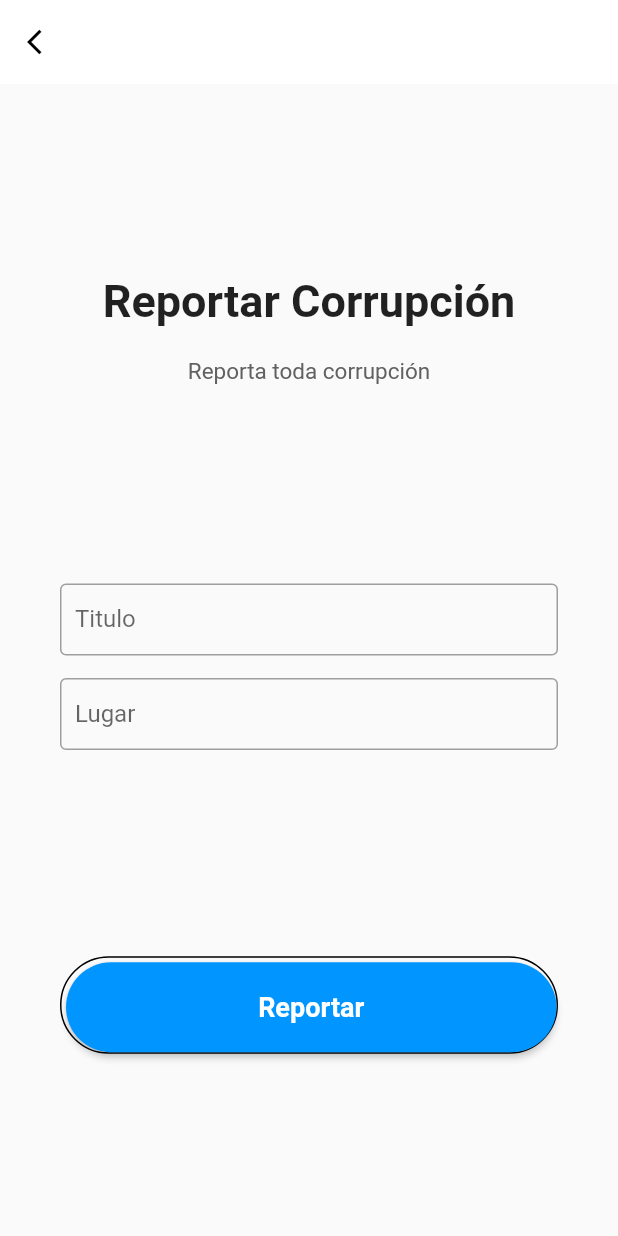
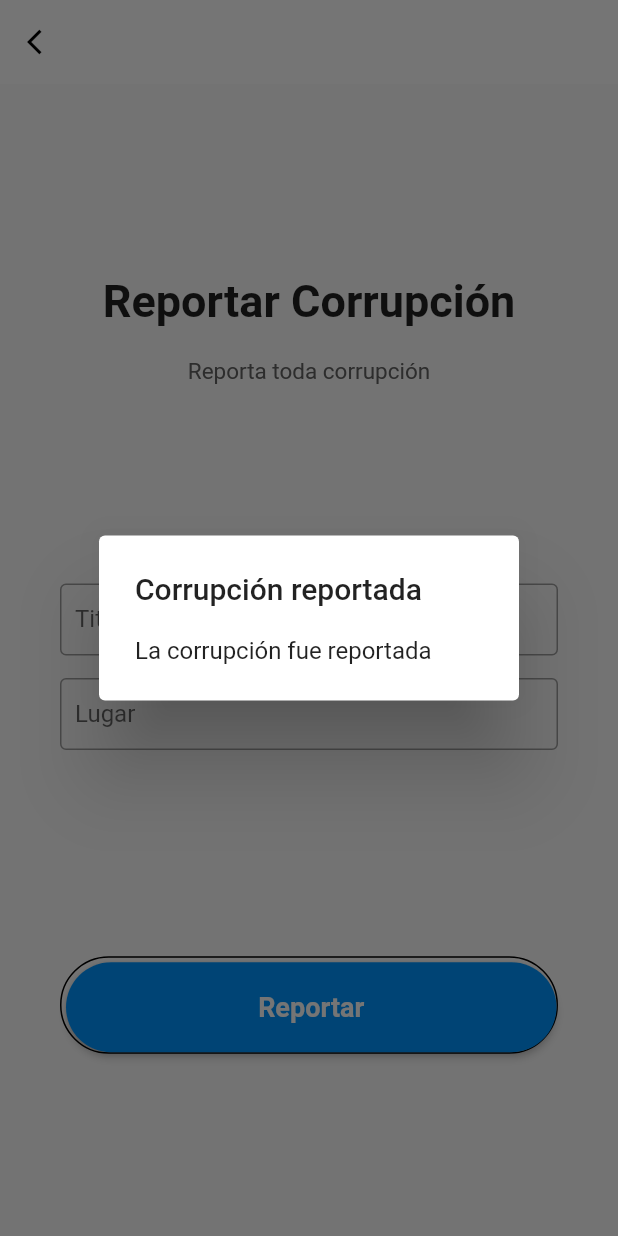
Before and after one commit to Kike-H/denumex, a Flutter app: the Report screen opened directly, after a tap on "Reportar", on a phone screen of 412 x 824 dp. Run offline on Flutter 3.47's test engine with Material 2 defaults, Android fonts, the phone set to English and light mode, and no system bars.

Commit message:
Report mesaage

```diff
--- a/lib/components/Button.dart
+++ b/lib/components/Button.dart
@@ -23,9 +23,12 @@ class Button extends StatelessWidget {
           Navigator.push(
               context, MaterialPageRoute(builder: (context) => Report()));
         } else if (action == 2) {
-          const AlertDialog(
-            title: Text("Corrupción reportarda"),
-          );
+          showDialog(
+              context: context,
+              builder: (BuildContext context) => AlertDialog(
+                    title: const Text('Corrupción reportada'),
+                    content: const Text('La corrupción fue reportada'),
+                  ));
         }
       },
       minWidth: double.infinity,
```
